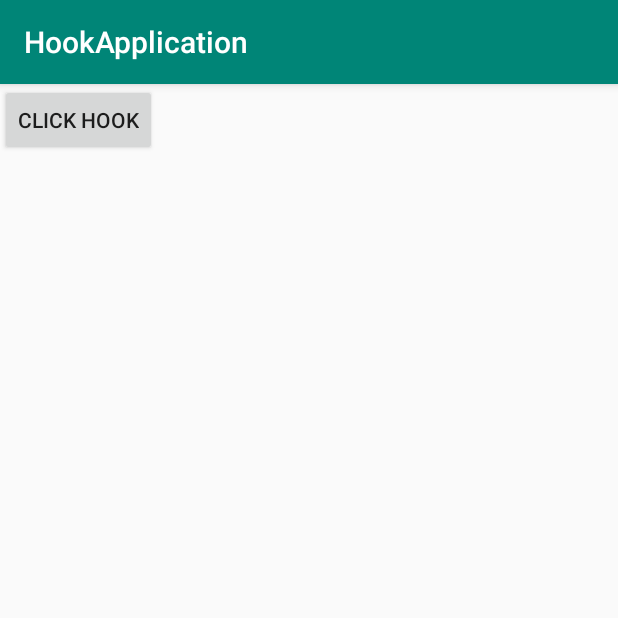
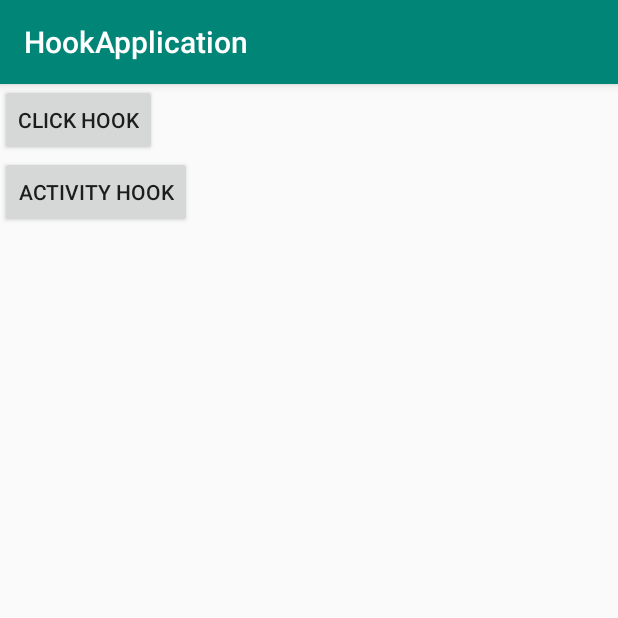
Before and after one commit to LeviathanF/HookApplication, an Android app: the screen it shows after launch (MainActivity), after a tap on "CLICK HOOK", on a phone screen of 412 x 824 dp, the top half of it. Run offline under Robolectric (Android 15) with nearby library versions, the phone set to English and light mode, and no system bars.

Commit message:
Hook Activity 跳转

```diff
--- a/app/src/main/AndroidManifest.xml
+++ b/app/src/main/AndroidManifest.xml
@@ -16,6 +16,7 @@
                 <category android:name="android.intent.category.LAUNCHER"/>
             </intent-filter>
         </activity>
+        <activity android:name=".activity.HookActivity"/>
     </application>
 
 </manifest>
--- a/app/src/main/java/com/example/hookapplication/activity/MainActivity.kt
+++ b/app/src/main/java/com/example/hookapplication/activity/MainActivity.kt
@@ -1,56 +1,35 @@
 package com.example.hookapplication.activity
 
+import android.content.Intent
 import android.util.Log
-import android.view.View
 import android.widget.Button
-import android.widget.Toast
 import com.example.hookapplication.R
 import com.example.hookapplication.base.BaseActivity
+import com.example.hookapplication.hook.ActivityHook
+import com.example.hookapplication.hook.ClickHook
 
 class MainActivity : BaseActivity() {
     private lateinit var btnClickHook:Button
+    private lateinit var btnActivityHook:Button
     private val _tag = "hook"
 
     override fun getLayoutId() = R.layout.activity_main
 
     override fun initView() {
         btnClickHook = findViewById(R.id.btn_onclick_hook)
+        btnActivityHook = findViewById(R.id.btn_activity_hook)
     }
 
     override fun init() {
         btnClickHook.setOnClickListener { Log.d(_tag,"click") }
-        hookOnClickListener(btnClickHook)
+        ClickHook.hookOnClickListener(btnClickHook)
+        btnActivityHook.setOnClickListener {
+            val intent = Intent(this@MainActivity,HookActivity::class.java)
+            startActivity(intent)
+        }
+        ActivityHook.hookActivityLog()
     }
 
     override fun initToolsbar() {
     }
-
-    /**
-     * onClickListener绑定Hook
-     */
-    private fun hookOnClickListener(view:View){
-//        得到 View 的 ListenerInfo 对象
-        val getListenerInfo = View::class.java.getDeclaredMethod("getListenerInfo")
-        getListenerInfo.isAccessible = true
-        val listenerInfo = getListenerInfo.invoke(view)
-//        得到 原始的 OnClickListener 对象
-        val listenerClz =  Class.forName("android.view.View\$ListenerInfo")
-        val mOnClickListener = listenerClz.getDeclaredField("mOnClickListener")
-        mOnClickListener.isAccessible = true
-        val originOnClickListener = mOnClickListener.get(listenerInfo) as View.OnClickListener
-//        用自定义的 OnClickListener 替换原始的 OnClickListener
-        val hookedOnClickListener = HookedOnClickListener(originOnClickListener)
-        mOnClickListener.set(listenerInfo,hookedOnClickListener)
-    }
-
-    internal inner class HookedOnClickListener(val origin:View.OnClickListener):View.OnClickListener{
-
-        override fun onClick(v: View?) {
-            Toast.makeText(this@MainActivity,"hook click",Toast.LENGTH_SHORT).show()
-            Log.d(_tag,"before click hook")
-            origin.onClick(v)
-            Log.d(_tag,"after click hook")
-        }
-
-    }
 }
--- /dev/null
+++ b/app/src/main/java/com/example/hookapplication/hook/ActivityHook.kt
@@ -0,0 +1,41 @@
+package com.example.hookapplication.hook
+
+import android.util.Log
+import com.example.hookapplication.handler.AmsInvocationHandler
+import java.lang.reflect.Field
+import java.lang.reflect.InvocationHandler
+import java.lang.reflect.Method
+import java.lang.reflect.Proxy
+
+/**
+ *@Author：ZC
+ *@Time： 2019/2/26 16:29
+ *@Description：hookActivity 跳转
+ **/
+object ActivityHook{
+
+    fun hookActivityLog(){
+        val version = android.os.Build.VERSION.SDK_INT
+        when(version){
+            android.os.Build.VERSION_CODES.P -> hookAMS28()
+            else -> return
+        }
+    }
+
+    private fun hookAMS28(){
+        val amnClass = Class.forName("android.app.ActivityManager")
+        val defaultFiled = amnClass.getDeclaredField("IActivityManagerSingleton")
+        defaultFiled.isAccessible = true
+        val defaultValue = defaultFiled.get(null)
+
+        val singletonClass = Class.forName("android.util.Singleton")
+        val mInstance = singletonClass.getDeclaredField("mInstance")
+        mInstance.isAccessible = true
+        val iActivityManagerObj = mInstance.get(defaultFiled)
+
+        val iActivityManager = Class.forName("android.app.IActivityManager")
+        val handler = AmsInvocationHandler(iActivityManagerObj)
+        val proxy = Proxy.newProxyInstance(Thread.currentThread().contextClassLoader, arrayOf(iActivityManager),handler)
+        mInstance.set(defaultFiled,proxy)
+    }
+}
--- /dev/null
+++ b/app/src/main/java/com/example/hookapplication/hook/ClickHook.kt
@@ -0,0 +1,44 @@
+package com.example.hookapplication.hook
+
+import android.util.Log
+import android.view.View
+import android.widget.Toast
+
+/**
+ *@Author：ZC
+ *@Time： 2019/2/26 16:15
+ *@Description：
+ **/
+object ClickHook{
+
+    const val tag = "onclickHook"
+
+    /**
+     * onClickListener绑定Hook
+     */
+    fun hookOnClickListener(view: View){
+//        得到 View 的 ListenerInfo 对象
+        val getListenerInfo = View::class.java.getDeclaredMethod("getListenerInfo")
+        getListenerInfo.isAccessible = true
+        val listenerInfo = getListenerInfo.invoke(view)
+//        得到 原始的 OnClickListener 对象
+        val listenerClz =  Class.forName("android.view.View\$ListenerInfo")
+        val mOnClickListener = listenerClz.getDeclaredField("mOnClickListener")
+        mOnClickListener.isAccessible = true
+        val originOnClickListener = mOnClickListener.get(listenerInfo) as View.OnClickListener
+//        用自定义的 OnClickListener 替换原始的 OnClickListener
+        val hookedOnClickListener = HookedOnClickListener(originOnClickListener)
+        mOnClickListener.set(listenerInfo,hookedOnClickListener)
+    }
+
+    internal class HookedOnClickListener(private val origin: View.OnClickListener): View.OnClickListener{
+
+        override fun onClick(v: View?) {
+            Toast.makeText(v?.context,"hook click", Toast.LENGTH_SHORT).show()
+            Log.d(tag,"before click hook")
+            origin.onClick(v)
+            Log.d(tag,"after click hook")
+        }
+
+    }
+}
--- a/app/src/main/res/layout/activity_main.xml
+++ b/app/src/main/res/layout/activity_main.xml
@@ -14,4 +14,10 @@
             android:layout_width="wrap_content"
             android:layout_height="wrap_content"/>
 
+    <Button
+            android:text="ACTIVITY HOOK"
+            android:id="@+id/btn_activity_hook"
+            android:layout_width="wrap_content"
+            android:layout_height="wrap_content"/>
+
 </LinearLayout>
```
Also changed, not shown: app/src/main/java/com/example/hookapplication/activity/HookActivity.kt (added, +23 -0 lines), app/src/main/java/com/example/hookapplication/activity/TargetActivity.kt (added, +29 -0 lines), app/src/main/java/com/example/hookapplication/handler/AmsInvocationHandler.java (added, +27 -0 lines), app/src/main/res/layout/activity_hook.xml (added, +12 -0 lines).
